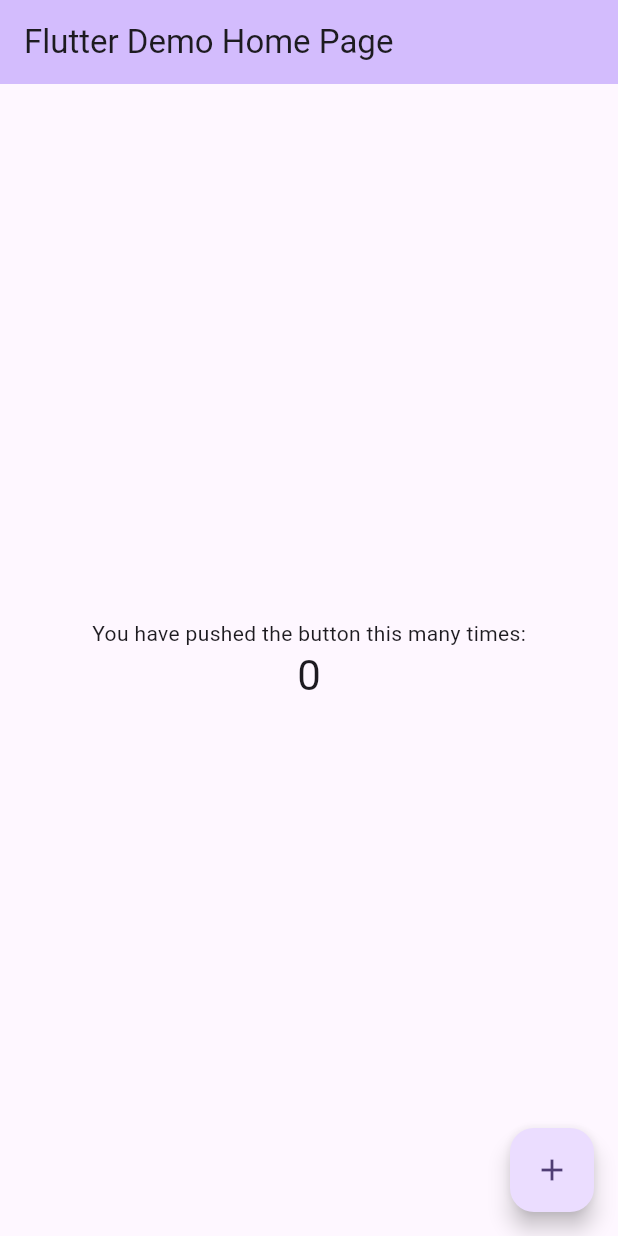
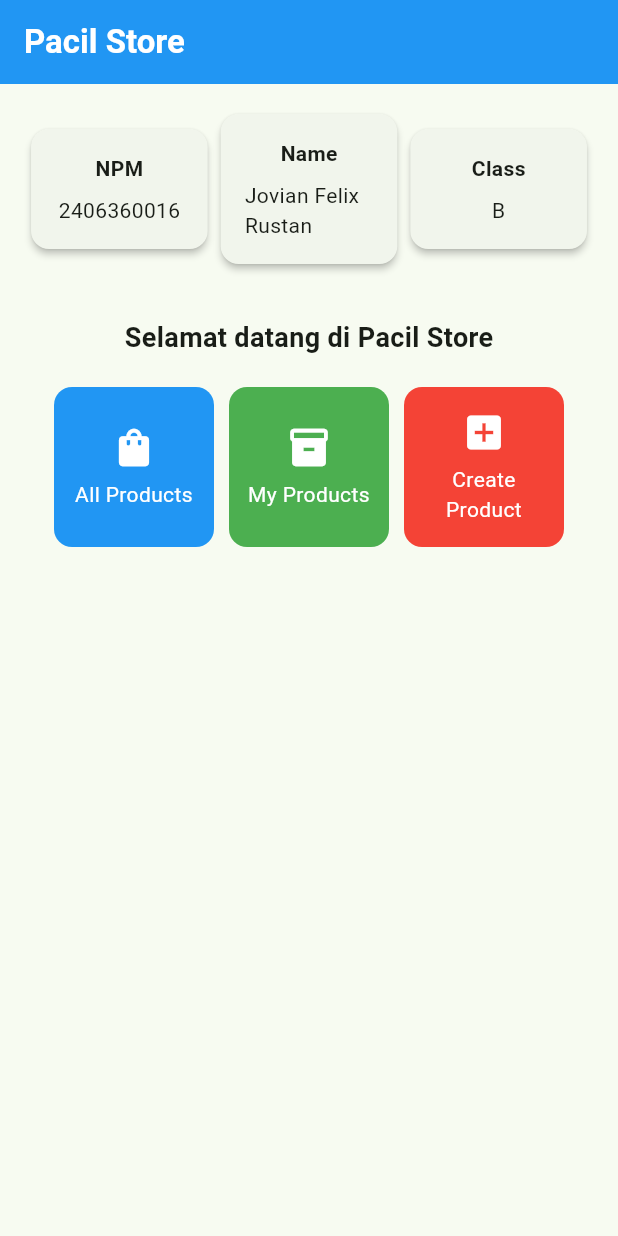
Before and after one commit to Infernum-dev/pacilstore-mobile, a Flutter app: the screen it shows after launch, on a phone screen of 412 x 824 dp. Run offline on Flutter 3.47's test engine with Material 3 defaults, Android fonts, the phone set to English and light mode, and no system bars.

Commit message:
Penyelesaian Tugas 7

```diff
--- a/pacil_store/lib/main.dart
+++ b/pacil_store/lib/main.dart
@@ -1,5 +1,5 @@
 import 'package:flutter/material.dart';
-
+import 'package:pacil_store/menu.dart';
 void main() {
   runApp(const MyApp());
 }
@@ -28,95 +28,14 @@ class MyApp extends StatelessWidget {
         //
         // This works for code too, not just values: Most code changes can be
         // tested with just a hot reload.
-        colorScheme: ColorScheme.fromSeed(seedColor: Colors.deepPurple),
+        colorScheme: ColorScheme.fromSeed(
+        seedColor: Colors.green,
+        primary: Colors.blue,
+        secondary: Colors.green,
+        tertiary: Colors.red,
+        ),
       ),
-      home: const MyHomePage(title: 'Flutter Demo Home Page'),
+      home: MyHomePage(),
     );
   }
 }
-
-class MyHomePage extends StatefulWidget {
-  const MyHomePage({super.key, required this.title});
-
-  // This widget is the home page of your application. It is stateful, meaning
-  // that it has a State object (defined below) that contains fields that affect
-  // how it looks.
-
-  // This class is the configuration for the state. It holds the values (in this
-  // case the title) provided by the parent (in this case the App widget) and
-  // used by the build method of the State. Fields in a Widget subclass are
-  // always marked "final".
-
-  final String title;
-
-  @override
-  State<MyHomePage> createState() => _MyHomePageState();
-}
-
-class _MyHomePageState extends State<MyHomePage> {
-  int _counter = 0;
-
-  void _incrementCounter() {
-    setState(() {
-      // This call to setState tells the Flutter framework that something has
-      // changed in this State, which causes it to rerun the build method below
-      // so that the display can reflect the updated values. If we changed
-      // _counter without calling setState(), then the build method would not be
-      // called again, and so nothing would appear to happen.
-      _counter++;
-    });
-  }
-
-  @override
-  Widget build(BuildContext context) {
-    // This method is rerun every time setState is called, for instance as done
-    // by the _incrementCounter method above.
-    //
-    // The Flutter framework has been optimized to make rerunning build methods
-    // fast, so that you can just rebuild anything that needs updating rather
-    // than having to individually change instances of widgets.
-    return Scaffold(
-      appBar: AppBar(
-        // TRY THIS: Try changing the color here to a specific color (to
-        // Colors.amber, perhaps?) and trigger a hot reload to see the AppBar
-        // change color while the other colors stay the same.
-        backgroundColor: Theme.of(context).colorScheme.inversePrimary,
-        // Here we take the value from the MyHomePage object that was created by
-        // the App.build method, and use it to set our appbar title.
-        title: Text(widget.title),
-      ),
-      body: Center(
-        // Center is a layout widget. It takes a single child and positions it
-        // in the middle of the parent.
-        child: Column(
-          // Column is also a layout widget. It takes a list of children and
-          // arranges them vertically. By default, it sizes itself to fit its
-          // children horizontally, and tries to be as tall as its parent.
-          //
-          // Column has various properties to control how it sizes itself and
-          // how it positions its children. Here we use mainAxisAlignment to
-          // center the children vertically; the main axis here is the vertical
-          // axis because Columns are vertical (the cross axis would be
-          // horizontal).
-          //
-          // TRY THIS: Invoke "debug painting" (choose the "Toggle Debug Paint"
-          // action in the IDE, or press "p" in the console), to see the
-          // wireframe for each widget.
-          mainAxisAlignment: MainAxisAlignment.center,
-          children: <Widget>[
-            const Text('You have pushed the button this many times:'),
-            Text(
-              '$_counter',
-              style: Theme.of(context).textTheme.headlineMedium,
-            ),
-          ],
-        ),
-      ),
-      floatingActionButton: FloatingActionButton(
-        onPressed: _incrementCounter,
-        tooltip: 'Increment',
-        child: const Icon(Icons.add),
-      ), // This trailing comma makes auto-formatting nicer for build methods.
-    );
-  }
-}
--- /dev/null
+++ b/pacil_store/lib/menu.dart
@@ -0,0 +1,191 @@
+import 'package:flutter/material.dart';
+
+class MyHomePage extends StatelessWidget {
+  MyHomePage({super.key});
+  final String nama = "Jovian Felix Rustan"; //nama
+  final String npm = "2406360016"; //npm
+  final String kelas = "B"; //kelas
+
+  final List<ItemHomepage> items = [
+    ItemHomepage("All Products", Icons.shopping_bag),
+    ItemHomepage("My Products", Icons.inventory_2),
+    ItemHomepage("Create Product", Icons.add_box),
+  ];
+  @override
+  Widget build(BuildContext context) {
+    // Scaffold menyediakan struktur dasar halaman dengan AppBar dan body.
+    return Scaffold(
+      // AppBar adalah bagian atas halaman yang menampilkan judul.
+        appBar: AppBar(
+          // Judul aplikasi "Pacil Store" dengan teks putih dan tebal.
+          title: const Text(
+            'Pacil Store',
+            style: TextStyle(
+              color: Colors.white,
+              fontWeight: FontWeight.bold,
+            ),
+          ),
+          // Warna latar belakang AppBar diambil dari skema warna tema aplikasi.
+          backgroundColor: Theme.of(context).colorScheme.primary,
+        ),
+        // Body halaman dengan padding di sekelilingnya.
+        body: Padding(
+          padding: const EdgeInsets.all(16.0),
+          // Menyusun widget secara vertikal dalam sebuah kolom.
+          child: Column(
+            crossAxisAlignment: CrossAxisAlignment.center,
+            children: [
+              // Row untuk menampilkan 3 InfoCard secara horizontal.
+              Row(
+                mainAxisAlignment: MainAxisAlignment.spaceEvenly,
+                children: [
+                  InfoCard(title: 'NPM', content: npm),
+                  InfoCard(title: 'Name', content: nama),
+                  InfoCard(title: 'Class', content: kelas),
+                ],
+              ),
+
+              // Memberikan jarak vertikal 16 unit.
+              const SizedBox(height: 16.0),
+
+              // Menempatkan widget berikutnya di tengah halaman.
+              Center(
+                child: Column(
+                  // Menyusun teks dan grid item secara vertikal.
+
+                  children: [
+                    // Menampilkan teks sambutan dengan gaya tebal dan ukuran 18.
+                    const Padding(
+                      padding: EdgeInsets.only(top: 16.0),
+                      child: Text(
+                        'Selamat datang di Pacil Store',
+                        style: TextStyle(
+                          fontWeight: FontWeight.bold,
+                          fontSize: 18.0,
+                        ),
+                      ),
+                    ),
+
+                    // Grid untuk menampilkan ItemCard dalam bentuk grid 3 kolom.
+                    GridView.count(
+                      primary: true,
+                      padding: const EdgeInsets.all(20),
+                      crossAxisSpacing: 10,
+                      mainAxisSpacing: 10,
+                      crossAxisCount: 3,
+                      // Agar grid menyesuaikan tinggi kontennya.
+                      shrinkWrap: true,
+
+                      // Menampilkan ItemCard untuk setiap item dalam list items.
+                      children: items.map((ItemHomepage item) {
+                        return ItemCard(item);
+                      }).toList(),
+                    ),
+                  ],
+                ),
+              ),
+            ],
+          ),
+        ),
+    );
+  }
+
+}
+
+
+class InfoCard extends StatelessWidget {
+
+  final String title;
+  final String content;  // Isi kartu.
+
+  const InfoCard({super.key, required this.title, required this.content});
+
+  @override
+  Widget build(BuildContext context) {
+    return Card(
+      // Membuat kotak kartu dengan bayangan dibawahnya.
+      elevation: 2.0,
+      child: Container(
+        // Mengatur ukuran dan jarak di dalam kartu.
+        width: MediaQuery.of(context).size.width / 3.5, // menyesuaikan dengan lebar device yang digunakan.
+        padding: const EdgeInsets.all(16.0),
+        // Menyusun title dan content secara vertikal.
+        child: Column(
+          children: [
+            Text(
+              title,
+              style: const TextStyle(fontWeight: FontWeight.bold),
+            ),
+            const SizedBox(height: 8.0),
+            Text(content),
+          ],
+        ),
+      ),
+    );
+  }
+}
+
+class ItemHomepage {
+  final String name;
+  final IconData icon;
+
+  ItemHomepage(this.name, this.icon);
+}
+
+class ItemCard extends StatelessWidget {
+  // Menampilkan kartu dengan ikon dan nama.
+
+  final ItemHomepage item;
+
+  const ItemCard(this.item, {super.key});
+
+  @override
+  Widget build(BuildContext context) {
+    return Material(
+      // Menentukan warna latar belakang dari tema aplikasi.
+      color: {
+        "All Products": Theme.of(context).colorScheme.primary,
+        "My Products": Theme.of(context).colorScheme.secondary,
+        "Create Product": Theme.of(context).colorScheme.tertiary,
+      }[item.name] ?? Colors.green,
+      // Membuat sudut kartu melengkung.
+      borderRadius: BorderRadius.circular(12),
+
+      child: InkWell(
+        // Aksi ketika kartu ditekan.
+        onTap: () {
+          // Menampilkan pesan SnackBar saat kartu ditekan.
+          ScaffoldMessenger.of(context)
+            ..hideCurrentSnackBar()
+            ..showSnackBar(
+                SnackBar(content: Text("Kamu telah menekan tombol ${item.name}!"))
+            );
+        },
+        // Container untuk menyimpan Icon dan Text
+        child: Container(
+          padding: const EdgeInsets.all(8),
+          child: Center(
+            child: Column(
+              // Menyusun ikon dan teks di tengah kartu.
+              mainAxisAlignment: MainAxisAlignment.center,
+              children: [
+                Icon(
+                  item.icon,
+                  color: Colors.white,
+                  size: 30.0,
+                ),
+                const Padding(padding: EdgeInsets.all(3)),
+                Text(
+                  item.name,
+                  textAlign: TextAlign.center,
+                  style: const TextStyle(color: Colors.white),
+                ),
+              ],
+            ),
+          ),
+        ),
+      ),
+    );
+  }
+
+}
```
Also changed, not shown: 1 other file.
